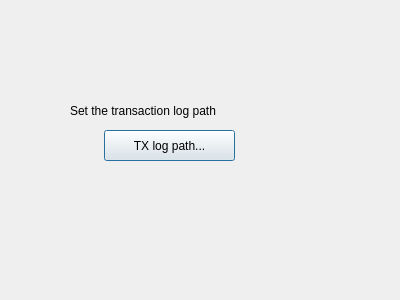
The window that ZeroReserveConfig.ui (zeroreserve/ZeroReserve) describes before a commit, drawn with Qt 5.
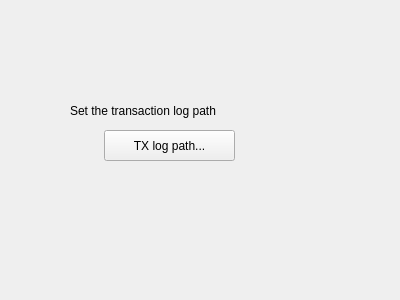
The same window after the commit.

Commit message: Show config dialog

The edit to the form file:
```diff
--- a/ZeroReserveConfig.ui
+++ b/ZeroReserveConfig.ui
@@ -1,7 +1,7 @@
 <?xml version="1.0" encoding="UTF-8"?>
 <ui version="4.0">
- <class>Dialog</class>
- <widget class="QDialog" name="Dialog">
+ <class>DBConfig</class>
+ <widget class="QWidget" name="DBConfig">
   <property name="geometry">
    <rect>
     <x>0</x>
```
The commit also changes 2 other files.
